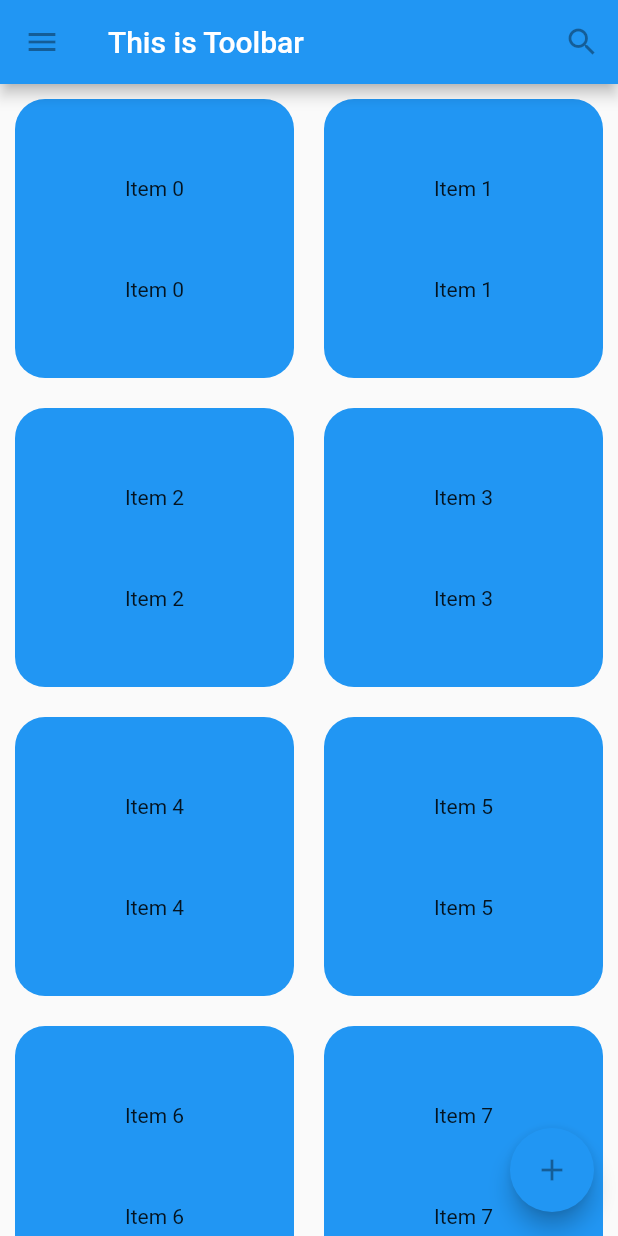
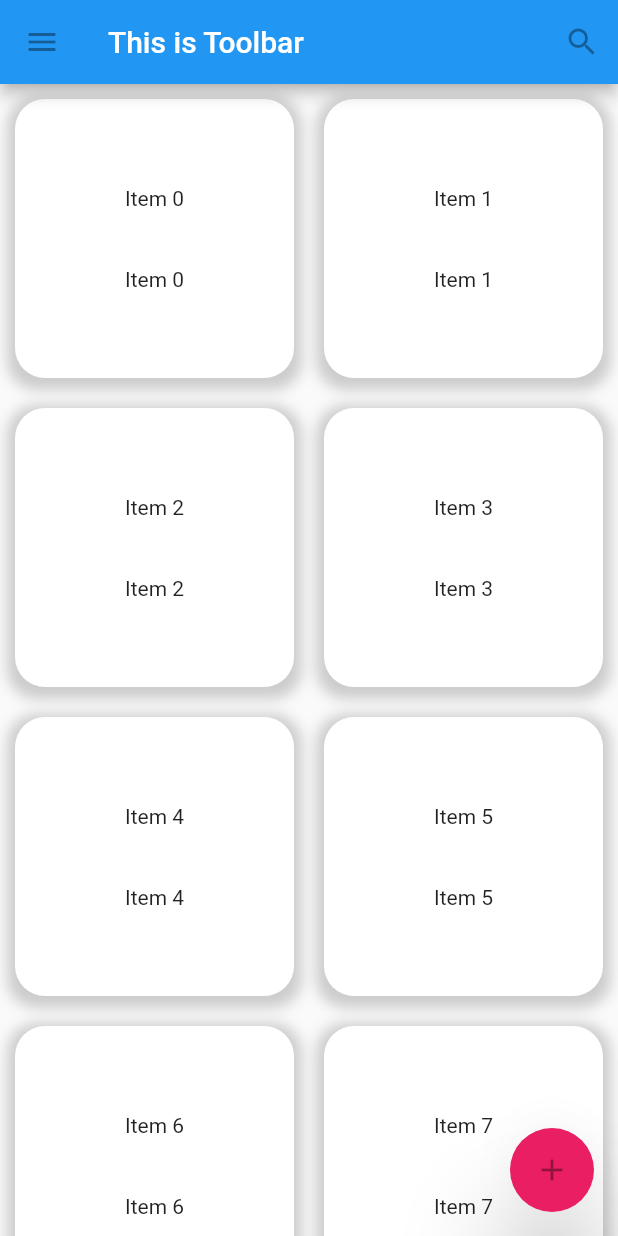
Before and after one commit to ewuharun/Flutter-Tutorial, a Flutter app: the screen it shows after launch, on a phone screen of 412 x 824 dp. Run offline on Flutter 3.47's test engine with Material 2 defaults, Android fonts, the phone set to English and light mode, and no system bars.

Commit message:
GridView Sample Tutorial 5

```diff
--- a/lib/main.dart
+++ b/lib/main.dart
@@ -35,6 +35,8 @@ class MyApp extends StatelessWidget{
       ),
       body: GridWidget(),
       floatingActionButton: FloatingActionButton(
+        backgroundColor: Colors.pink,
+        elevation: 30,
         child: IconButton(
           tooltip: 'Floating Action Button',
           onPressed: null,
@@ -60,10 +62,18 @@ class GridWidget extends StatelessWidget{
         children: List.generate(100,(index){
           return Container(
             margin: EdgeInsets.all(10),
-
+            padding: EdgeInsets.all(20),
             decoration: BoxDecoration(
-              color: Colors.blue,
+              color: Colors.white,
               borderRadius: BorderRadius.circular(20),
+              boxShadow: [
+                BoxShadow(
+                color: Colors.grey.withOpacity(.5),
+                spreadRadius: 5,
+                blurRadius: 7,
+                offset:Offset(0,3),
+              )
+              ],
             ),
             child : Column(
               mainAxisAlignment: MainAxisAlignment.spaceEvenly,
```
